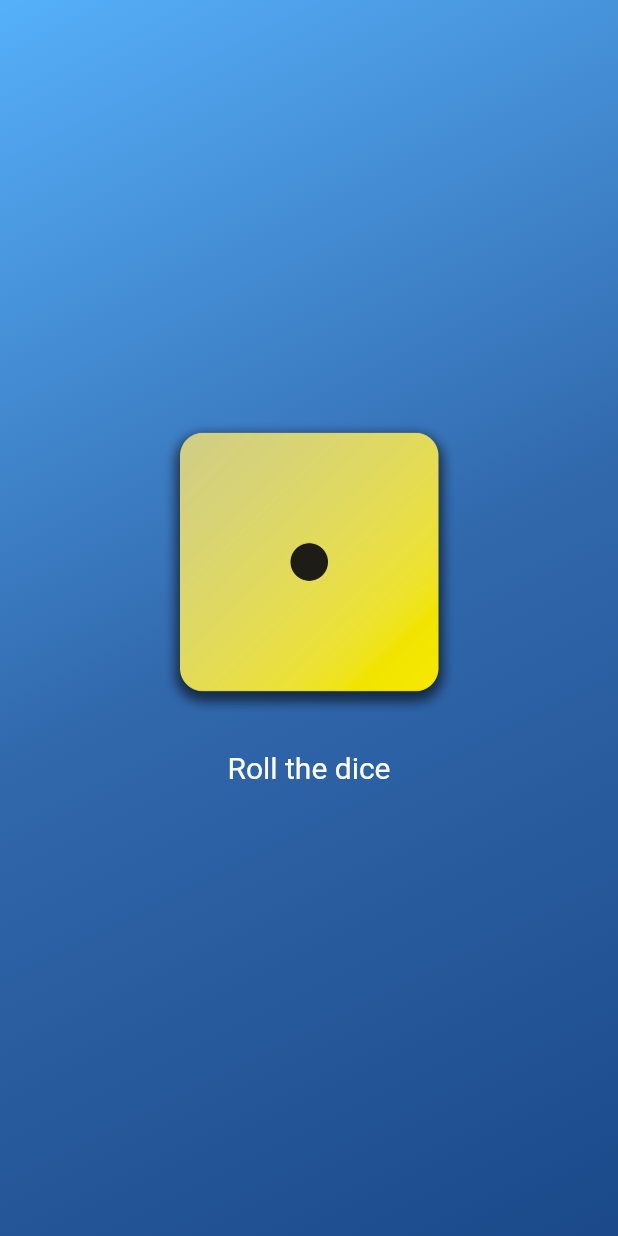
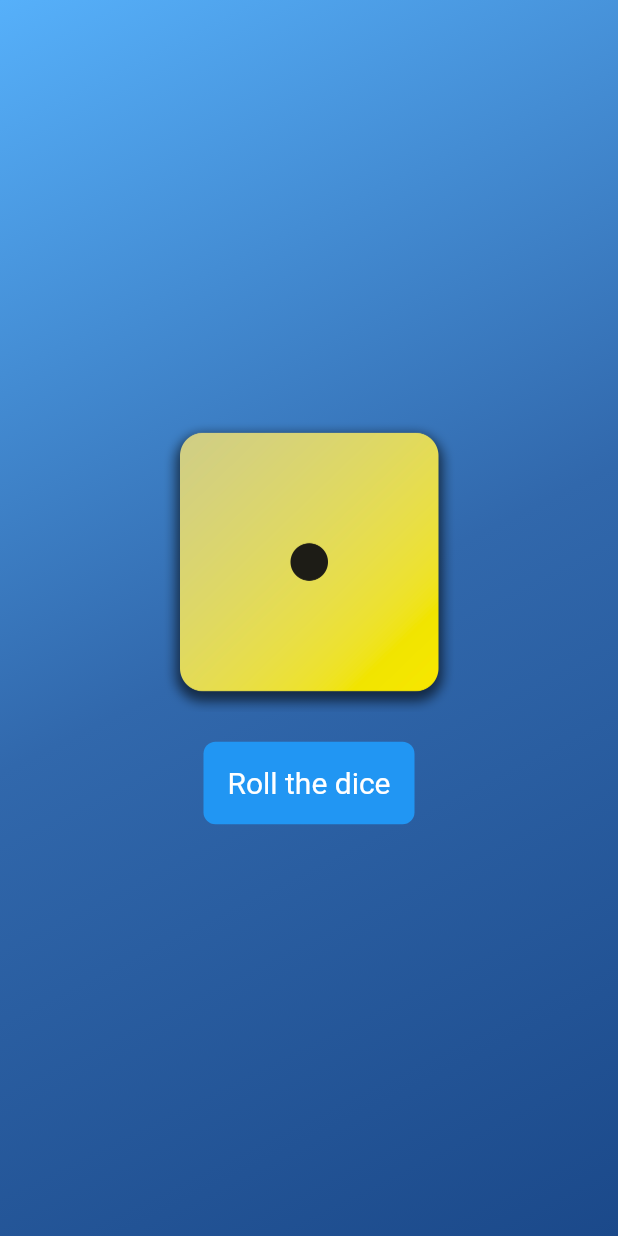
Before and after one commit to MichalMatu/FlutterApp, a Flutter app: the screen it shows after launch, after a tap on "Roll the dice", on a phone screen of 412 x 824 dp. Run offline on Flutter 3.47's test engine with Material 3 defaults, Android fonts, the phone set to English and light mode, and no system bars.

Commit message:
app ready

```diff
--- /dev/null
+++ b/lib/dice_roller.dart
@@ -0,0 +1,55 @@
+import 'package:flutter/material.dart';
+
+class DiceRoller extends StatefulWidget {
+  const DiceRoller({super.key});
+  @override
+  State<DiceRoller> createState() {
+    return _DiceRollerState();
+  }
+}
+
+class _DiceRollerState extends State<DiceRoller> {
+  // declare a variable to store the active dice image
+  String activeDiceImage = 'assets/images/dice-1.png';
+
+  void rollDice() {
+    // body of the function
+    setState(() {
+      // activeDiceImage = 'assets/images/dice-2.png';
+      // create a random number between 1 and 6 and store it in a variable
+      int randomNumber = 1 + (DateTime.now().millisecond % 6);
+      // update the activeDiceImage variable based on the random number
+      activeDiceImage = 'assets/images/dice-$randomNumber.png';
+    });
+  }
+
+  @override
+  Widget build(BuildContext context) {
+    return Column(
+      mainAxisAlignment: MainAxisAlignment.center,
+      children: [
+        Image.asset(
+          activeDiceImage,
+          fit: BoxFit.cover,
+          width: 200,
+          height: 200,
+        ),
+        const SizedBox(height: 20),
+        TextButton(
+          onPressed: rollDice,
+          style: TextButton.styleFrom(
+            backgroundColor: Colors.blue, // Set the background color
+            padding: const EdgeInsets.all(16.0), // Add padding for the button
+            shape: RoundedRectangleBorder(
+              // Define the shape of the button
+              borderRadius: BorderRadius.circular(8.0), // Rounded corners
+            ),
+            foregroundColor: Colors.white, // Text color
+            textStyle: const TextStyle(fontSize: 20), // Text style
+          ),
+          child: const Text('Roll the dice'),
+        ),
+      ],
+    );
+  }
+}
--- a/lib/gradient_container.dart
+++ b/lib/gradient_container.dart
@@ -1,13 +1,10 @@
 import 'package:flutter/material.dart';
+import 'package:my_first_app/dice_roller.dart';
 
 class GradientContainer extends StatelessWidget {
   const GradientContainer({super.key, required this.colors});
 
   final List<Color> colors;
-
-  void rollDice() {
-    // body of the function
-  }
 
   @override
   Widget build(BuildContext context) {
@@ -23,25 +20,8 @@ class GradientContainer extends StatelessWidget {
           ],
         ),
       ),
-      child: Center(
-        child: Column(
-          mainAxisAlignment: MainAxisAlignment.center,
-          children: [
-            Image.asset(
-              'assets/images/dice-1.png',
-              fit: BoxFit.cover,
-              width: 200,
-              height: 200,
-            ),
-            TextButton(
-                onPressed: rollDice,
-                style: TextButton.styleFrom(
-                    padding: const EdgeInsets.all(26.0),
-                    foregroundColor: Colors.white,
-                    textStyle: const TextStyle(fontSize: 20)),
-                child: const Text('Roll the dice')),
-          ],
-        ),
+      child: const Center(
+        child: DiceRoller(),
       ),
     );
   }
```
